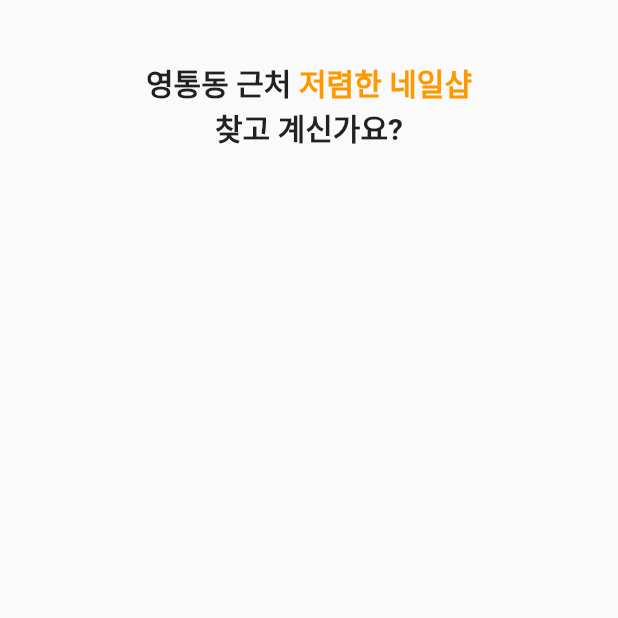
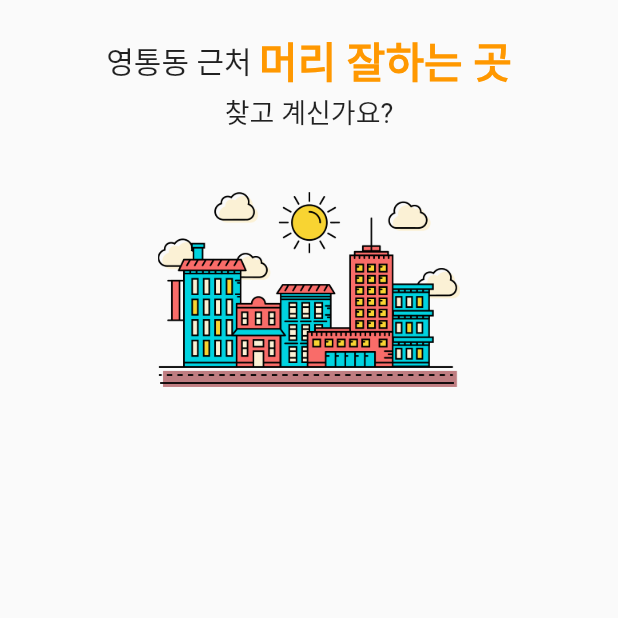
Before and after one commit to chb1828/-carrot-market-clone, a Flutter app: the NearBy screen opened directly, on a phone screen of 412 x 824 dp, the top half of it. Run offline on Flutter 3.47's test engine with Material 2 defaults, Android fonts, the light colour scheme and no system bars; our stand-ins replace animated_text_kit; Roboto replaces fonts that are missing (Horizon).

Commit message:
사진 게시

```diff
--- a/lib/nearby/changeString.dart
+++ b/lib/nearby/changeString.dart
@@ -1,36 +1,14 @@
-import 'dart:async';
 import 'package:flutter/material.dart';
+import 'package:animated_text_kit/animated_text_kit.dart';
 
 
-class SimpleClock extends StatefulWidget {
+class ChangeString extends StatefulWidget {
   _SimpleClockState createState() => _SimpleClockState();
 }
-class _SimpleClockState extends State<SimpleClock> {
-  String _now;
-  Timer _everySecond;
+class _SimpleClockState extends State<ChangeString> {
 
-  @override
-  void initState() {
-    super.initState();
-    List<String> _stringData = ["머리 잘하는 곳","저렴한 네일샵","원데이 클래스","배송가능 용달","인테리어 서비스","가볼만한 카페"];
-    _now = _stringData[0];
-    int _count = 1;
-    _everySecond = Timer.periodic(Duration(seconds: 1), (Timer t) {
-      if (!mounted) return;
-      if(_count < _stringData.length)  {
-        setState(() {
-          _now = _stringData[_count];
-          _count++;
-        });
-      }else {
-        setState(() {
-          _count = 0;
-          _now = _stringData[_count];
-          _count++;
-        });
-      }
-    });
-  }
+  //더미 데이터
+  List<String> _stringData = ["머리 잘하는 곳","저렴한 네일샵","원데이 클래스","배송가능 용달","인테리어 서비스","가볼만한 카페"];
 
   @override
   Widget build(BuildContext context) {
@@ -40,11 +18,22 @@ class _SimpleClockState extends State<SimpleClock> {
               children: [
                 Container(
                     child: Row(
+                      mainAxisSize: MainAxisSize.min,
                       mainAxisAlignment: MainAxisAlignment.center,
                       crossAxisAlignment: CrossAxisAlignment.center,
                       children: [
-                        Text("영통동 근처 ",style: TextStyle(fontWeight: FontWeight.bold,fontSize: 20.0)),
-                        Text(_now,style: TextStyle(fontWeight: FontWeight.bold,fontSize: 20.0,color: Colors.orange),)
+                        Text("영통동 근처 ",style: TextStyle(fontSize: 20.0)),
+                        RotateAnimatedTextKit(
+                          duration: Duration(seconds: 3),
+                          onTap: () {
+                            print("Tap Event");
+                          },
+                          isRepeatingAnimation: true,
+                          text: _stringData,
+                          // alignment: Alignment(1.0, 0.5),
+                          textStyle: TextStyle(fontSize: 28.0, fontFamily: "Horizon",color: Colors.orange,fontWeight: FontWeight.bold),
+                        ),
+                        //Text(_now,style: TextStyle(fontWeight: FontWeight.bold,fontSize: 20.0,color: Colors.orange),)
                       ],
                     )),
                 Container(
@@ -52,7 +41,7 @@ class _SimpleClockState extends State<SimpleClock> {
                       mainAxisAlignment: MainAxisAlignment.center,
                       crossAxisAlignment: CrossAxisAlignment.center,
                       children: [
-                        Text("찾고 계신가요?",style: TextStyle(fontWeight: FontWeight.bold,fontSize: 20.0)),
+                        Text("찾고 계신가요?",style: TextStyle(fontSize: 18.0)),
                       ],
                     )),
               ],
--- a/lib/nearby/nearby.dart
+++ b/lib/nearby/nearby.dart
@@ -21,12 +21,30 @@ class _NearByState extends State<NearBy> {
   Widget build(BuildContext context) {
     return Scaffold(
         body: SingleChildScrollView(
-      padding: EdgeInsets.all(40),
+      padding: EdgeInsets.all(20),
       child: Column(
         children: [
-          SimpleClock()
+          ChangeString(),
+          SizedBox(height: 30),
+          section1,
         ],
       ),
     ));
   }
+
+  Widget section1 = Container(
+    padding: EdgeInsets.all(10),
+    child: Column(
+      children: [
+        Row(
+          mainAxisSize: MainAxisSize.min,
+          children: [
+            Image.asset('assets/images/house.png',width: 300,height: 130)
+          ],
+        ),
+        SizedBox(height: 30,)
+      ],
+    ),
+  );
+
 }
--- a/pubspec.yaml
+++ b/pubspec.yaml
@@ -23,6 +23,8 @@ environment:
 dependencies:
   flutter:
     sdk: flutter
+  #애니메이션 라이브러리
+  animated_text_kit: ^2.2.0
 
 
   # The following adds the Cupertino Icons font to your application.
```
Also changed, not shown: assets/images/house.png (added), pubspec.lock.
